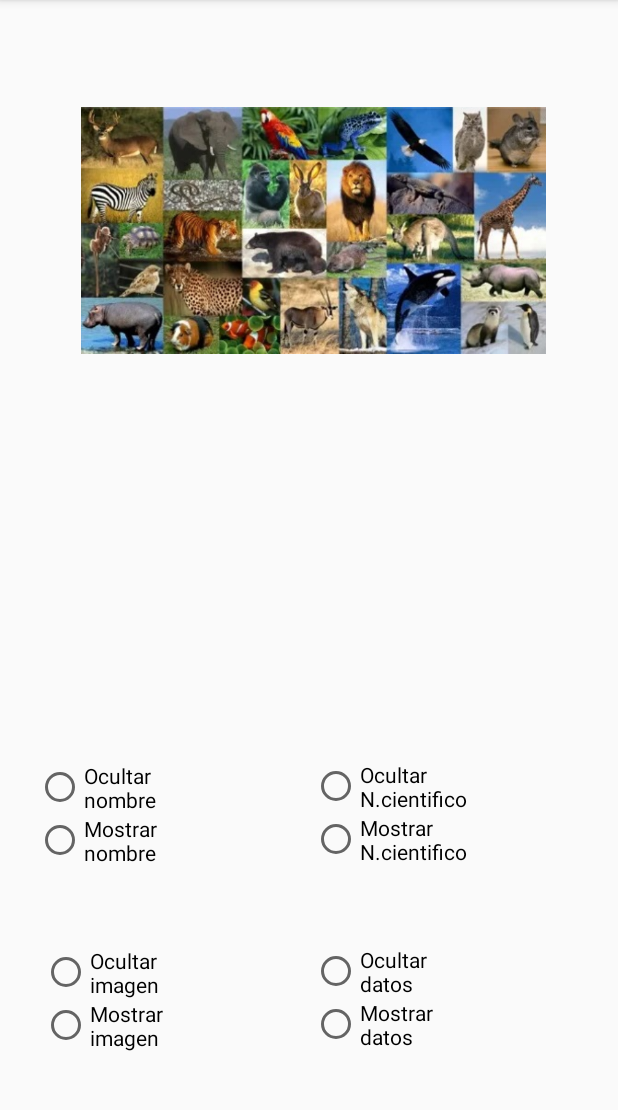
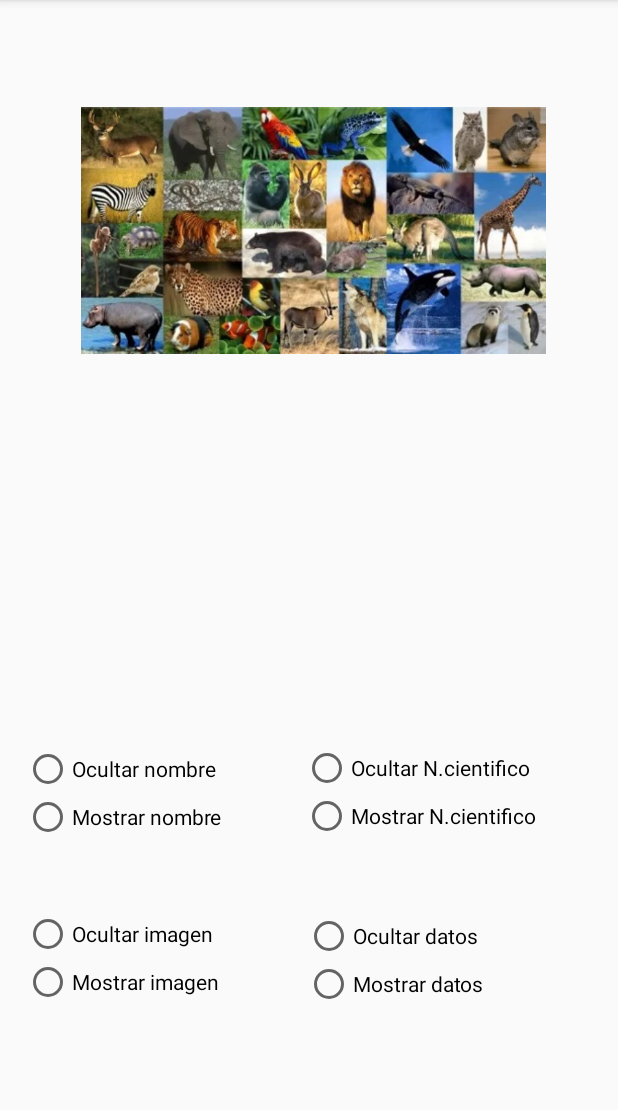
Before and after one commit to Camilo300/WikiAnimalFinal, an Android app: the DetallesActivity screen opened directly, with no data from a screen before it, on a phone screen of 412 x 824 dp, the part 84-1194 px from its top. Run offline under Robolectric (Android 15) with nearby library versions, the phone set to English and light mode, and no system bars.

Commit message:
Actividad 2.3

```diff
--- a/app/build.gradle
+++ b/app/build.gradle
@@ -28,6 +28,7 @@ dependencies {
     implementation 'androidx.constraintlayout:constraintlayout:2.0.1'
     implementation 'androidx.recyclerview:recyclerview:1.1.0'
     implementation 'androidx.cardview:cardview:1.0.0'
+    implementation 'com.google.android.gms:play-services-maps:17.0.0'
     testImplementation 'junit:junit:4.12'
     androidTestImplementation 'androidx.test.ext:junit:1.1.2'
     androidTestImplementation 'androidx.test.espresso:espresso-core:3.3.0'
--- a/app/src/main/java/com/example/mireciclerview/DetallesActivity.java
+++ b/app/src/main/java/com/example/mireciclerview/DetallesActivity.java
@@ -2,8 +2,10 @@ package com.example.mireciclerview;
 
 import androidx.appcompat.app.AppCompatActivity;
 
+import android.content.Intent;
 import android.os.Bundle;
 import android.view.View;
+import android.widget.Button;
 import android.widget.ImageView;
 import android.widget.RadioButton;
 import android.widget.RadioGroup;
--- a/app/src/main/res/layout/activity_detalles.xml
+++ b/app/src/main/res/layout/activity_detalles.xml
@@ -44,10 +44,10 @@
 
     <RadioGroup
         android:id="@+id/rgb1"
-        android:layout_width="112dp"
-        android:layout_height="87dp"
-        android:layout_marginStart="24dp"
-        android:layout_marginBottom="36dp"
+        android:layout_width="142dp"
+        android:layout_height="78dp"
+        android:layout_marginStart="16dp"
+        android:layout_marginBottom="32dp"
         app:layout_constraintBottom_toTopOf="@+id/radioGroup2"
         app:layout_constraintStart_toStartOf="parent">
 
@@ -66,10 +66,10 @@
 
     <RadioGroup
         android:id="@+id/rgb3"
-        android:layout_width="123dp"
-        android:layout_height="91dp"
-        android:layout_marginStart="72dp"
-        android:layout_marginBottom="32dp"
+        android:layout_width="162dp"
+        android:layout_height="76dp"
+        android:layout_marginStart="44dp"
+        android:layout_marginBottom="36dp"
         app:layout_constraintBottom_toTopOf="@+id/radioGroup4"
         app:layout_constraintStart_toEndOf="@+id/rgb1">
 
@@ -88,10 +88,10 @@
 
     <RadioGroup
         android:id="@+id/radioGroup2"
-        android:layout_width="112dp"
-        android:layout_height="85dp"
-        android:layout_marginStart="28dp"
-        android:layout_marginBottom="52dp"
+        android:layout_width="143dp"
+        android:layout_height="81dp"
+        android:layout_marginStart="16dp"
+        android:layout_marginBottom="80dp"
         app:layout_constraintBottom_toBottomOf="parent"
         app:layout_constraintStart_toStartOf="parent">
 
@@ -110,10 +110,10 @@
 
     <RadioGroup
         android:id="@+id/radioGroup4"
-        android:layout_width="112dp"
-        android:layout_height="86dp"
-        android:layout_marginStart="68dp"
-        android:layout_marginBottom="52dp"
+        android:layout_width="138dp"
+        android:layout_height="80dp"
+        android:layout_marginStart="44dp"
+        android:layout_marginBottom="80dp"
         app:layout_constraintBottom_toBottomOf="parent"
         app:layout_constraintStart_toEndOf="@+id/radioGroup2">
 
--- a/app/src/main/res/layout/mifila.xml
+++ b/app/src/main/res/layout/mifila.xml
@@ -67,8 +67,8 @@
                 android:id="@+id/Datos"
                 android:layout_width="wrap_content"
                 android:layout_height="wrap_content"
-                android:layout_marginTop="64dp"
-                android:layout_marginEnd="108dp"
+                android:layout_marginTop="60dp"
+                android:layout_marginEnd="128dp"
                 android:text="Datos"
                 app:layout_constraintEnd_toEndOf="parent"
                 app:layout_constraintTop_toTopOf="parent" />
--- a/app/src/main/res/values/strings.xml
+++ b/app/src/main/res/values/strings.xml
@@ -52,4 +52,5 @@
             junto con otros mamíferos de piel gruesa, en el orden, ahora inválido, de los paquidermos (Pachydermata). Existen hoy en día tres especies y diversas subespecies.
             Entre los géneros extintos de esta familia destacan los mamuts.</item>
     </string-array>
+    <string name="title_activity_g_p_s">Map</string>
 </resources>
```
Also changed, not shown: app/src/debug/res/values/google_maps_api.xml (added, +24 -0 lines), app/src/main/AndroidManifest.xml (+24 -1 lines), app/src/main/java/com/example/mireciclerview/GPS.java (added, +91 -0 lines), app/src/main/java/com/example/mireciclerview/MainActivity.java (+16 -2 lines), app/src/main/res/layout/activity_g_p_s.xml (added, +9 -0 lines), app/src/main/res/layout/activity_main.xml (+14 -4 lines), 1 other file.
